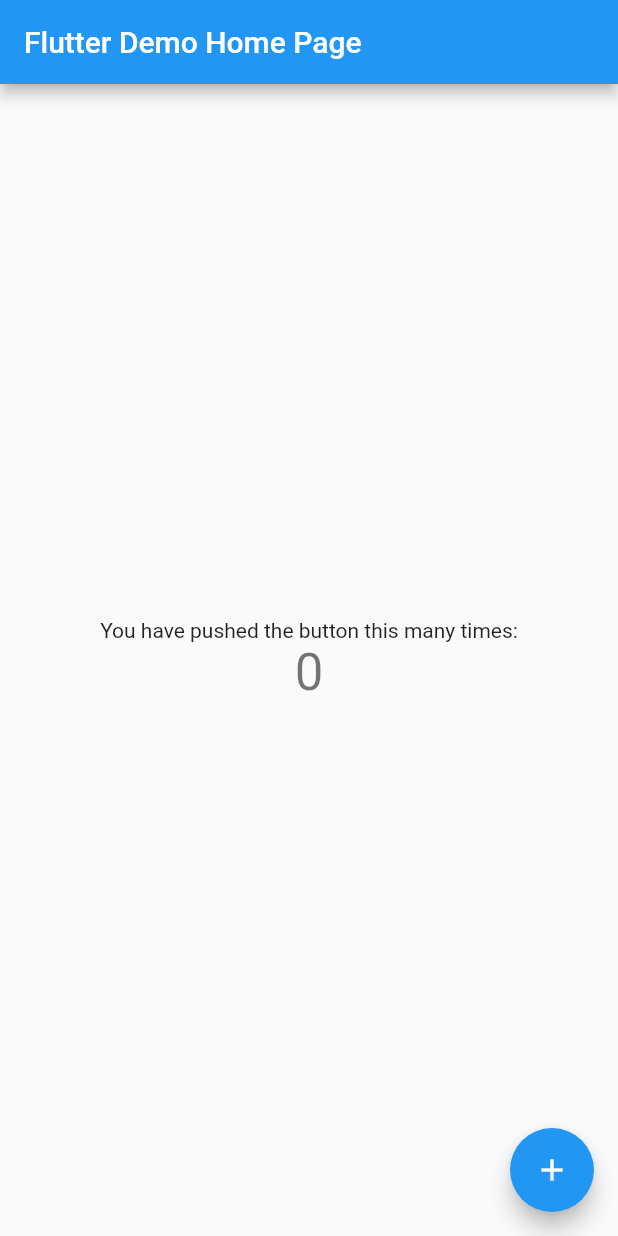
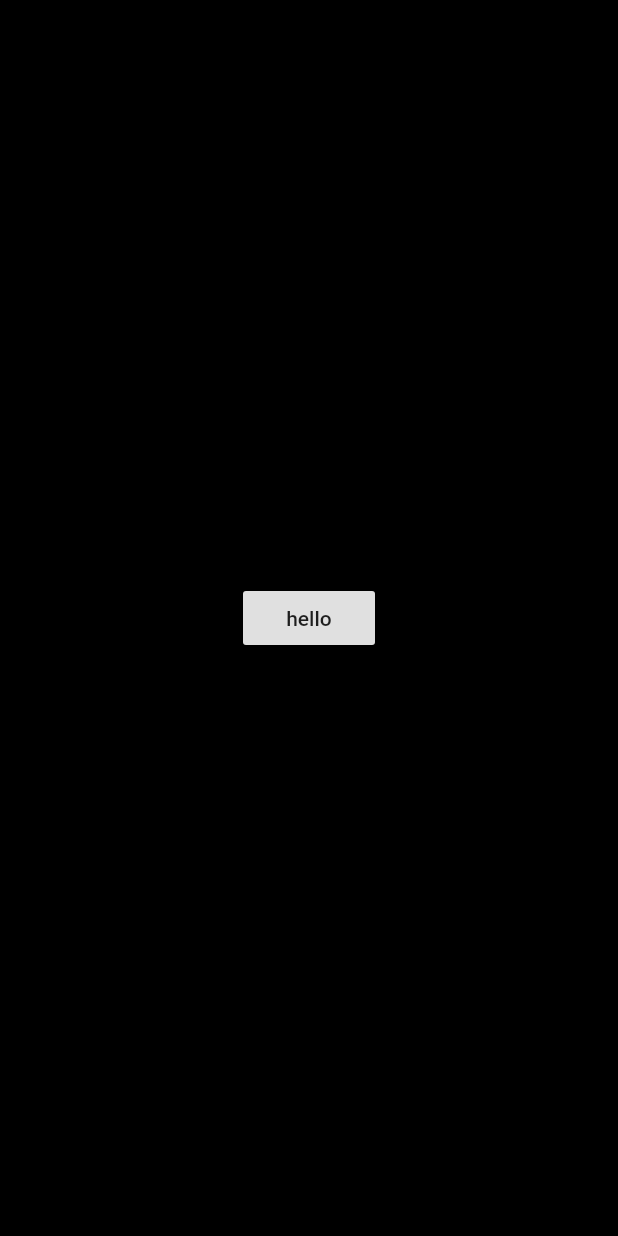
Before and after one commit to tanjineey/dipgroup4, a Flutter app: the screen it shows after launch, on a phone screen of 412 x 824 dp. Run offline on Flutter 3.47's test engine with Material 2 defaults, Android fonts, the phone set to English and light mode, and no system bars; our stand-ins replace cloud_firestore, firebase_auth, firebase_core, firebase_messaging, flutter_spinkit, google_sign_in; accounts and stored records are empty.

```diff
--- a/fettle/lib/main.dart
+++ b/fettle/lib/main.dart
@@ -1,4 +1,9 @@
 import 'package:flutter/material.dart';
+import 'package:provider/provider.dart';
+import 'providers/auth.dart';
+import 'package:firebase_core/firebase_core.dart';
+import 'ui/screens/home_view.dart';
+import 'ui/screens/login_view.dart';
 
 void main() {
   runApp(MyApp());
@@ -8,26 +13,37 @@ class MyApp extends StatelessWidget {
   // This widget is the root of your application.
   @override
   Widget build(BuildContext context) {
-    return MaterialApp(
-      title: 'Flutter Demo',
-      theme: ThemeData(
-        // This is the theme of your application.
-        //
-        // Try running your application with "flutter run". You'll see the
-        // application has a blue toolbar. Then, without quitting the app, try
-        // changing the primarySwatch below to Colors.green and then invoke
-        // "hot reload" (press "r" in the console where you ran "flutter run",
-        // or simply save your changes to "hot reload" in a Flutter IDE).
-        // Notice that the counter didn't reset back to zero; the application
-        // is not restarted.
-        primarySwatch: Colors.blue,
-        // This makes the visual density adapt to the platform that you run
-        // the app on. For desktop platforms, the controls will be smaller and
-        // closer together (more dense) than on mobile platforms.
-        visualDensity: VisualDensity.adaptivePlatformDensity,
-      ),
-      home: MyHomePage(title: 'Flutter Demo Home Page'),
-    );
+    return FutureBuilder<Object>(
+        future: Firebase.initializeApp(),
+        builder: (context, snapshot) {
+          if (snapshot.hasError ||
+              snapshot.connectionState != ConnectionState.done) {
+            return Container(color: Colors.black);
+          }
+          return MultiProvider(
+              providers: [
+                ChangeNotifierProvider(create: (context) => AuthProvider()),
+                // ChangeNotifierProxyProvider<AuthProvider, ContactsProvider>(
+                //   builder: (context, auth, previousMessages) =>
+                //       ContactsProvider(auth),
+                // initialBuilder: (BuildContext context) => ContactsProvider(null),
+                // ),
+              ],
+              child: Consumer<AuthProvider>(builder: (ctx, auth, _) {
+                Key key = new UniqueKey();
+                return MaterialApp(
+                    key: key,
+                    title: 'Fettle',
+                    theme: ThemeData(
+                      primarySwatch: Colors.blue,
+                    ),
+                    home: auth.isLoggedIn ? HomeView() : LoginView(),
+                    routes: {
+                      HomeView.id: (context) => HomeView(),
+                      LoginView.id: (context) => LoginView(),
+                    });
+              }));
+        });
   }
 }
 
--- /dev/null
+++ b/fettle/lib/ui/screens/login_view.dart
@@ -0,0 +1,41 @@
+import 'package:flutter/material.dart';
+import 'package:google_sign_in/google_sign_in.dart';
+import 'package:firebase_auth/firebase_auth.dart';
+import 'package:flutter_spinkit/flutter_spinkit.dart';
+import '../../providers/auth.dart';
+import 'package:provider/provider.dart';
+
+class LoginView extends StatefulWidget {
+  static String id = 'login';
+  @override
+  _LoginViewState createState() => _LoginViewState();
+}
+
+class _LoginViewState extends State<LoginView> {
+  bool loading = false;
+
+  void _googleSignIn() async {
+    setState(() => loading = true);
+    Provider.of<AuthProvider>(context, listen: false).socialLogin();
+    setState(() => loading = false);
+  }
+
+  @override
+  Widget build(BuildContext context) {
+    if (loading)
+      return SpinKitFadingCube(
+        color: Color(0xfff53b57),
+        size: 100.0,
+      );
+
+    return Scaffold(
+        backgroundColor: Colors.black,
+        body: Center(
+            child: RaisedButton(
+          child: Text("hello"),
+          onPressed: () {
+            _googleSignIn();
+          },
+        )));
+  }
+}
--- a/fettle/pubspec.yaml
+++ b/fettle/pubspec.yaml
@@ -32,6 +32,8 @@ dependencies:
   firebase_storage: ^4.0.0
   flutter_image_compress: ^0.6.3
   flutter_local_notifications: 0.9.1
+  flutter_spinkit: "^4.0.0"
+  google_sign_in: ^4.5.3
   health: ^2.0.3
   provider: ^4.3.2+1
   purchases_flutter: ^1.2.1
```
Also changed, not shown: fettle/lib/providers/auth.dart (added, +50 -0 lines), fettle/lib/ui/screens/home_view.dart (added, +27 -0 lines), fettle/lib/constants.dart (added), fettle/pubspec.lock, 7 other files.
